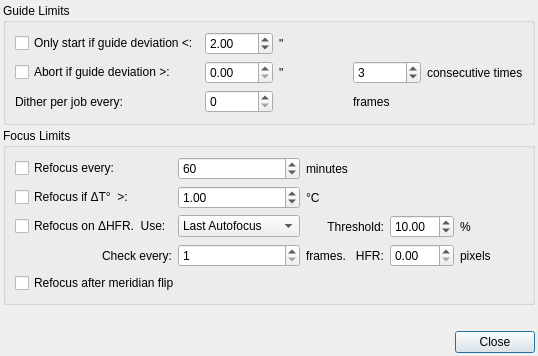
The window that kstars/ekos/capture/limits.ui (KDE/kstars) describes before a commit, drawn with Qt 5.
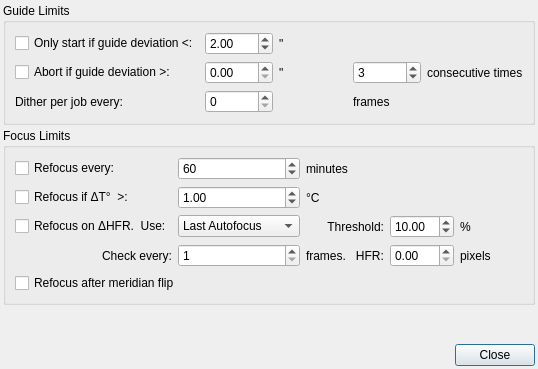
The same window after the commit.

```diff
--- a/kstars/ekos/capture/limits.ui
+++ b/kstars/ekos/capture/limits.ui
@@ -7,7 +7,7 @@
     <x>0</x>
     <y>0</y>
     <width>538</width>
-    <height>356</height>
+    <height>369</height>
    </rect>
   </property>
   <property name="windowTitle">
```
Left out of the diff: 64 changed lines with no effect on the pictures.
